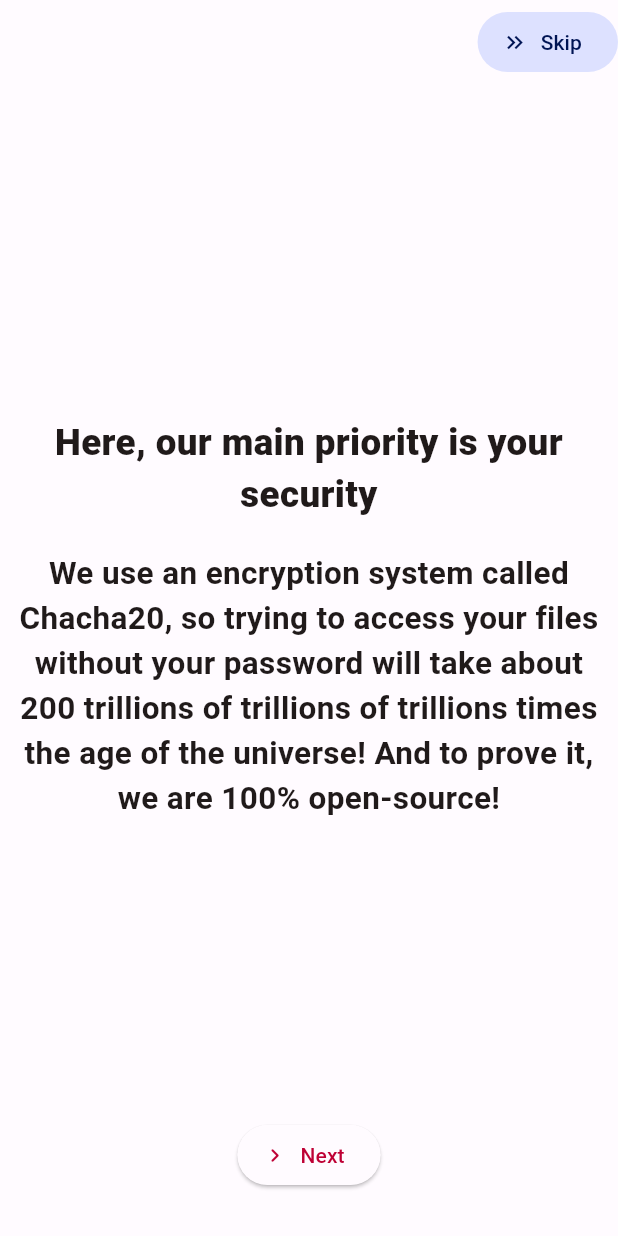
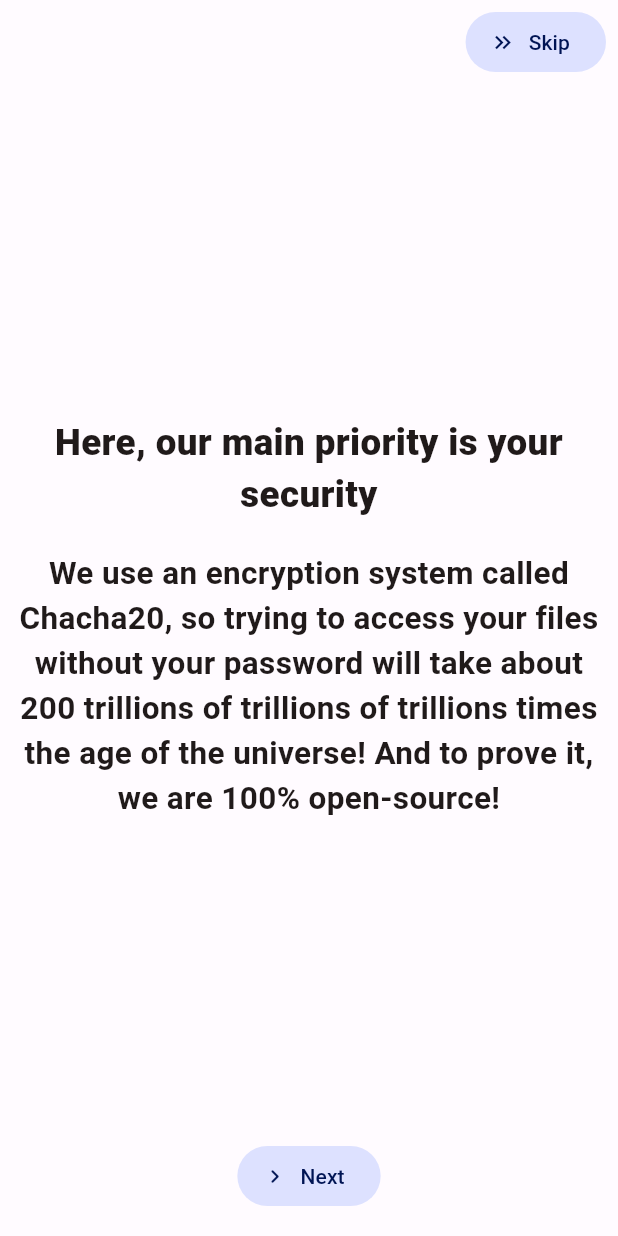
Before and after one commit to theskyblockman/life-chest, a Flutter app: the screen it shows after launch, swiped to page 2, on a phone screen of 412 x 824 dp. Run offline on Flutter 3.47's test engine with Material 2 defaults, Android fonts, the phone set to English and light mode, and no system bars; drawn by our look-alikes of dynamic_color; our stand-ins replace audio_service, better_player, file_picker, just_audio, local_auth, marquee and 1 more; missing offline and left inert: cryptography, encrypt, flutter_media_metadata, local_auth_crypto, pattern_lock, syncfusion_flutter_pdfviewer and 1 more.

Commit message:
Made some polishing

```diff
--- a/lib/file_explorer/file_explorer.dart
+++ b/lib/file_explorer/file_explorer.dart
@@ -59,7 +59,7 @@ class FileReaderState extends State<FileReader> {
       }
     });
     return (FutureBuilder(
-        future: viewer.load(),
+        future: viewer.load(context),
         builder: (context, snapshot) {
           if (snapshot.hasData) {
             return viewer.build(context);
--- a/lib/file_viewers/audio.dart
+++ b/lib/file_viewers/audio.dart
@@ -235,7 +235,7 @@ class AudioListener extends FileViewer {
   }
 
   @override
-  Future<bool> load() async {
+  Future<bool> load(BuildContext context) async {
     return true;
   }
 
--- a/lib/file_viewers/documents.dart
+++ b/lib/file_viewers/documents.dart
@@ -34,7 +34,7 @@ class DocumentViewer extends FileViewer {
   }
 
   @override
-  Future<bool> load() async {
+  Future<bool> load(BuildContext context) async {
     documentType = basename(fileName).endsWith('pdf')
         ? DocumentType.pdf
         : DocumentType.plainText;
--- a/lib/file_viewers/file_viewer.dart
+++ b/lib/file_viewers/file_viewer.dart
@@ -5,7 +5,7 @@ import 'package:life_chest/vault.dart';
 
 abstract class FileViewer {
   Widget build(BuildContext context);
-  Future<bool> load();
+  Future<bool> load(BuildContext context);
   Future<void> onFocus();
   void dispose();
   String loadingMessage(BuildContext context);
--- a/lib/file_viewers/folder.dart
+++ b/lib/file_viewers/folder.dart
@@ -22,7 +22,7 @@ class FolderViewer extends FileViewer {
   void dispose() {}
 
   @override
-  Future<bool> load() async {
+  Future<bool> load(BuildContext context) async {
     return true;
   }
 
--- a/lib/file_viewers/image.dart
+++ b/lib/file_viewers/image.dart
@@ -33,7 +33,7 @@ class ImageViewer extends FileViewer {
   }
 
   @override
-  Future<bool> load() async {
+  Future<bool> load(BuildContext context) async {
     loadedImage = Image.memory(
         await SingleThreadedRecovery.loadAndDecryptFullFile(
             fileVault.encryptionKey!, fileToRead));
--- a/lib/main.dart
+++ b/lib/main.dart
@@ -26,7 +26,7 @@ void main() async {
   Directory appDocuments = await getApplicationDocumentsDirectory();
   VaultsManager.appFolder = appDocuments.path;
   VaultsManager.mainConfigFile = File('${VaultsManager.appFolder}/.config');
-  bool firstLaunch = !VaultsManager.mainConfigFile.existsSync();
+  bool firstLaunch = !VaultsManager.mainConfigFile.existsSync() || kDebugMode;
   if (firstLaunch) {
     VaultsManager.mainConfigFile.createSync();
 
--- a/lib/onboarding.dart
+++ b/lib/onboarding.dart
@@ -82,7 +82,9 @@ class WelcomePageState extends State<WelcomePage> {
     );
     return Scaffold(
       appBar: AppBar(actions: [
-        AnimatedOpacity(
+        Padding(
+          padding: const EdgeInsets.only(right: 8),
+          child: AnimatedOpacity(
               opacity: isLastPage ? 0 : 1,
               duration: const Duration(milliseconds: 500),
               child: FilledButton.tonalIcon(
@@ -95,11 +97,11 @@ class WelcomePageState extends State<WelcomePage> {
                     }
                   },
                   icon: const Icon(Icons.keyboard_double_arrow_right),
-                label: Text(currentLocal.welcomeSkip)))
+                  label: Text(currentLocal.welcomeSkip))),
+        )
       ]),
       body: Center(
-        child: Stack(children: [
-          PageView.builder(
+        child: PageView.builder(
             itemBuilder: (context, index) {
               return Padding(
                 padding: const EdgeInsets.symmetric(horizontal: 10),
@@ -112,16 +114,16 @@ class WelcomePageState extends State<WelcomePage> {
             scrollDirection: Axis.horizontal,
             controller: controller,
             itemCount: welcomePages.length),
-          Align(
-            alignment: Alignment.bottomCenter,
-            child: Padding(
-                padding: const EdgeInsets.only(bottom: 30),
-                child: AnimatedSwitcher(
+      ),
+
+      floatingActionButtonLocation: FloatingActionButtonLocation.centerFloat,
+
+      floatingActionButton: AnimatedSwitcher(
           duration: const Duration(milliseconds: 500),
           transitionBuilder: (child, animation) {
             return FadeTransition(opacity: animation, child: child);
           },
-                    child: ElevatedButton.icon(
+          child: FilledButton.tonalIcon(
             icon: isLastPage
                 ? const Icon(Icons.add)
                 : const Icon(Icons.chevron_right_rounded),
@@ -150,10 +152,7 @@ class WelcomePageState extends State<WelcomePage> {
             },
             label: Text(textToDisplay),
             key: ValueKey(textToDisplay),
-                    ))),
-          )
-        ]),
-      ),
+          )),
       extendBodyBehindAppBar: true,
     );
   }
```
Also changed, not shown: lib/file_viewers/video.dart (+54 -16 lines), pubspec.lock. Lines whose indentation alone changed are shown as unchanged.
